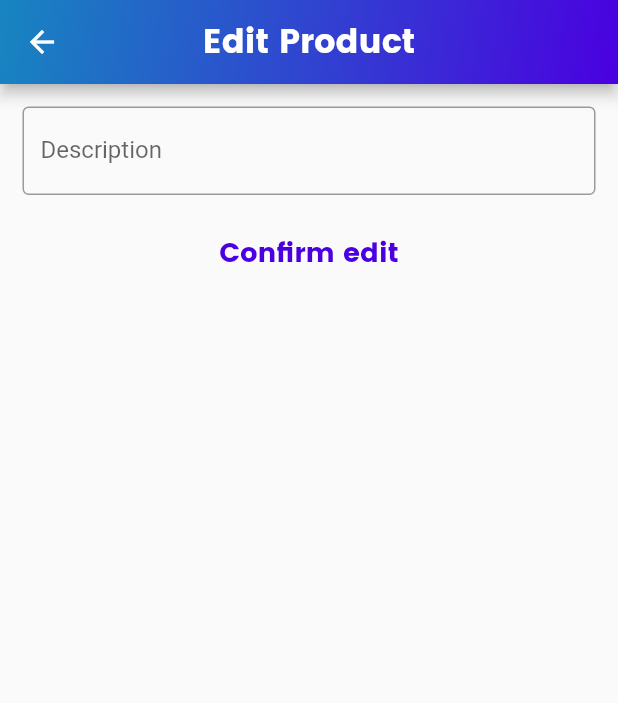
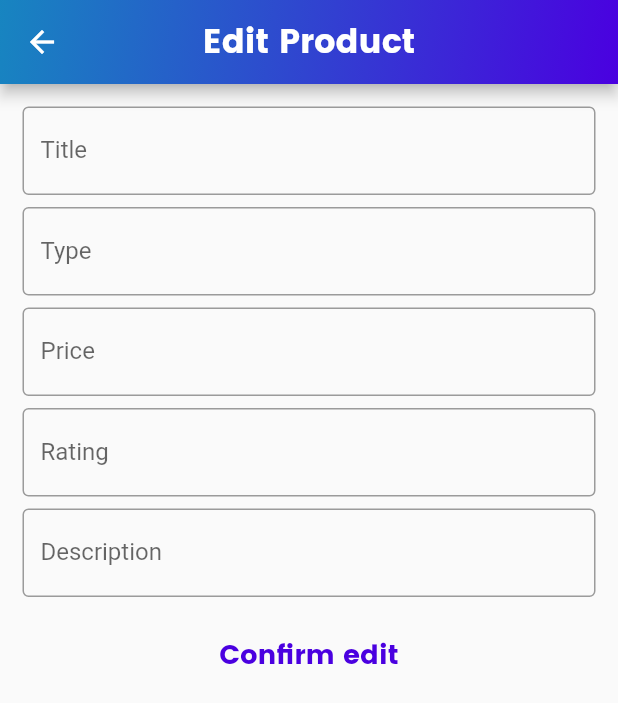
Before and after one commit to italoguasti/product_list_flutter_app_getx, a Flutter app: the EditProductPage screen opened directly with empty values, on a phone screen of 412 x 824 dp. Shown: the top 703 px of the screen. Run offline on Flutter 3.47's test engine with Material 2 defaults, Android fonts, the light colour scheme and no system bars; our stand-ins replace firebase_core, flutter_rating_bar, flutter_svg, get; accounts and stored records are empty; statements that could not run were skipped.

Commit message:
add focusNode edit page

```diff
--- a/lib/pages/edit_product_page.dart
+++ b/lib/pages/edit_product_page.dart
@@ -21,7 +21,6 @@ class _EditProductPageState extends State<EditProductPage> {
   final _descriptionController = TextEditingController();
   final _formKey = GlobalKey<FormState>();
 
-  final _titleFocus = FocusNode();
   final _typeFocus = FocusNode();
   final _priceFocus = FocusNode();
   final _ratingFocus = FocusNode();
@@ -47,6 +46,15 @@ class _EditProductPageState extends State<EditProductPage> {
   }
 
   @override
+  void dispose() {
+    super.dispose();
+    _typeFocus.dispose();
+    _priceFocus.dispose();
+    _ratingFocus.dispose();
+    _descriptionFocus.dispose();
+  }
+
+  @override
   Widget build(BuildContext context) {
     return Scaffold(
       appBar: AppBar(
@@ -64,40 +72,49 @@ class _EditProductPageState extends State<EditProductPage> {
           key: _formKey,
           child: ListView(
             children: [
-              // InputTextFormField(
-              //   labelText: 'Title',
-              //   controller: _titleController,
-              //   textInputType: TextInputType.text,
-              //   textInputAction: TextInputAction.next,
-              // ),
-              // const SizedBox(height: 8.0),
-              // InputTextFormField(
-              //   labelText: 'Type',
-              //   controller: _typeController,
-              //   textInputType: TextInputType.text,
-              //   textInputAction: TextInputAction.next,
-              // ),
-              // const SizedBox(height: 8.0),
-              // InputTextFormField(
-              //   labelText: 'Price',
-              //   controller: _priceController,
-              //   textInputType: TextInputType.number,
-              //   textInputAction: TextInputAction.next,
-              // ),
-              // const SizedBox(height: 8.0),
-              // InputTextFormField(
-              //   labelText: 'Rating',
-              //   controller: _ratingController,
-              //   textInputType: TextInputType.number,
-              //   textInputAction: TextInputAction.next,
-              // ),
-              // const SizedBox(height: 8.0),
+              InputTextFormField(
+                labelText: 'Title',
+                controller: _titleController,
+                textInputType: TextInputType.text,
+                textInputAction: TextInputAction.next,
+                onFieldSubmitted: (_) =>
+                    FocusScope.of(context).requestFocus(_typeFocus),
+              ),
+              const SizedBox(height: 8.0),
+              InputTextFormField(
+                labelText: 'Type',
+                controller: _typeController,
+                textInputType: TextInputType.text,
+                textInputAction: TextInputAction.next,
+                focusNode: _typeFocus,
+                onFieldSubmitted: (_) =>
+                    FocusScope.of(context).requestFocus(_priceFocus),
+              ),
+              const SizedBox(height: 8.0),
+              InputTextFormField(
+                  labelText: 'Price',
+                  controller: _priceController,
+                  textInputType: TextInputType.number,
+                  textInputAction: TextInputAction.next,
+                  focusNode: _priceFocus,
+                  onFieldSubmitted: (_) =>
+                      FocusScope.of(context).requestFocus(_ratingFocus)),
+              const SizedBox(height: 8.0),
+              InputTextFormField(
+                  labelText: 'Rating',
+                  controller: _ratingController,
+                  textInputType: TextInputType.number,
+                  textInputAction: TextInputAction.next,
+                  focusNode: _ratingFocus,
+                  onFieldSubmitted: (_) =>
+                      FocusScope.of(context).requestFocus(_descriptionFocus)),
+              const SizedBox(height: 8.0),
               InputTextFormField(
                 labelText: 'Description',
                 controller: _descriptionController,
                 textInputType: TextInputType.text,
                 textInputAction: TextInputAction.done,
-                // onSaved: (description) => _descriptionController = description ?? '',
+                focusNode: _descriptionFocus,
               ),
               const SizedBox(height: 14.0),
               TextButton(
--- a/lib/widgets/input_text_widget.dart
+++ b/lib/widgets/input_text_widget.dart
@@ -5,7 +5,8 @@ class InputTextFormField extends StatelessWidget {
   final String labelText;
   final TextInputType textInputType;
   final TextInputAction textInputAction;
-  // final Function(String?)? onSaved;
+  final Function(String)? onFieldSubmitted;
+  final FocusNode? focusNode;
 
   const InputTextFormField({
     Key? key,
@@ -13,7 +14,8 @@ class InputTextFormField extends StatelessWidget {
     required this.controller,
     required this.textInputType,
     required this.textInputAction,
-    // required this.onSaved,
+    this.onFieldSubmitted,
+    this.focusNode,
   }) : super(key: key);
 
   @override
@@ -22,11 +24,12 @@ class InputTextFormField extends StatelessWidget {
       controller: controller,
       keyboardType: textInputType,
       textInputAction: textInputAction,
-      // onSaved: onSaved,
       decoration: InputDecoration(
         labelText: labelText,
         border: const OutlineInputBorder(),
       ),
+      focusNode: focusNode,
+      onFieldSubmitted: onFieldSubmitted,
       autocorrect: false,
       enableSuggestions: false,
     );
```
Also changed, not shown: pubspec.lock.
